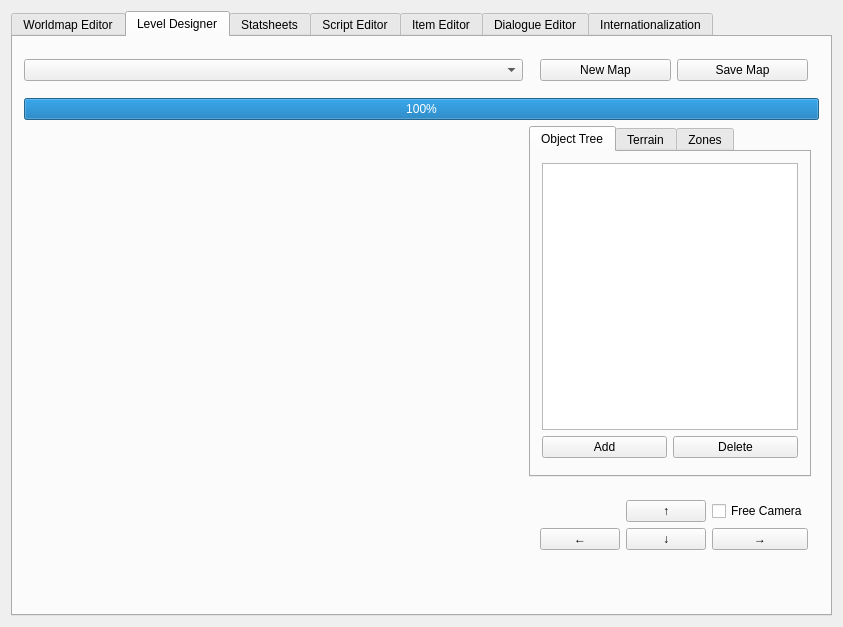
Qt form code/editor/ui/mainwindow.ui (Plaristote/fallout-equestria) before a commit.
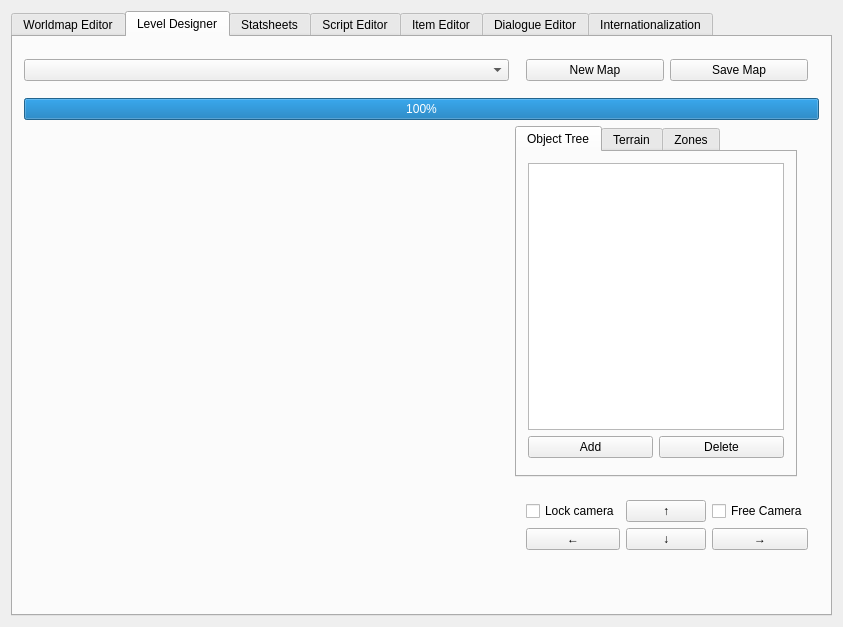
The same form after that commit. The open tabs and pages were chosen to show the change. Custom widgets are drawn as their Qt base class.

Commit message: + MapObject now may inherit their floor property from their parent + When reparenting an object, pressing the Maj key will now maintain the object's absolute position + It is now possible to lock the camera's position in the Level Editor

Patch:
```diff
--- a/code/editor/ui/mainwindow.ui
+++ b/code/editor/ui/mainwindow.ui
@@ -107,6 +107,13 @@
              </property>
             </widget>
            </item>
+           <item row="0" column="0">
+            <widget class="QCheckBox" name="lockCamera">
+             <property name="text">
+              <string>Lock camera</string>
+             </property>
+            </widget>
+           </item>
           </layout>
          </widget>
         </item>
```
The commit also changes 11 other files.
